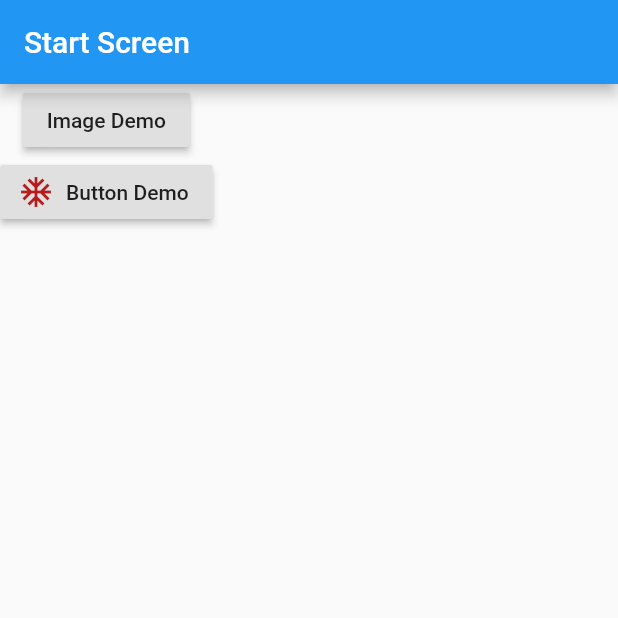
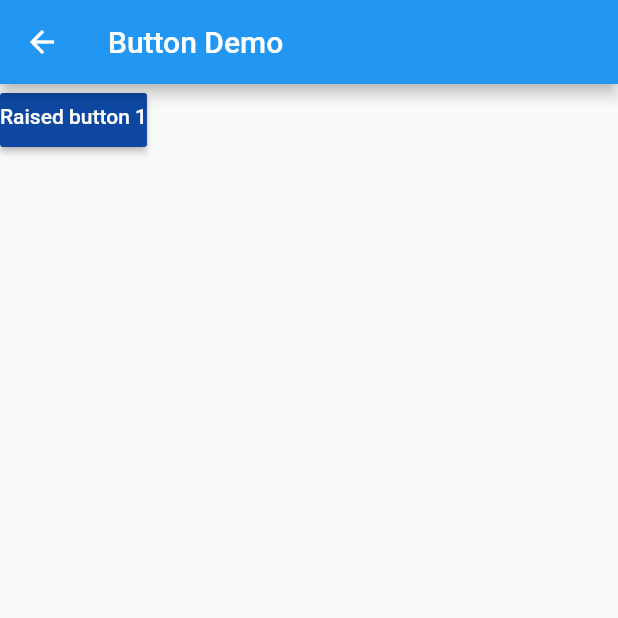
Before and after one commit to nurulakter8/map20-lesson1, a Flutter app: the screen it shows after launch, after a tap on "Button Demo", on a phone screen of 412 x 824 dp, the top half of it. Run offline on Flutter 3.47's test engine with Material 2 defaults, Android fonts, the phone set to English and light mode, and no system bars; network calls fail.

Commit message:
button demo commit

```diff
--- a/lib/main.dart
+++ b/lib/main.dart
@@ -1,4 +1,5 @@
 import 'package:flutter/material.dart';
+import 'package:lesson1/screens/buttondemo_screen.dart';
 import 'package:lesson1/screens/imagedemo_screen.dart';
 import 'package:lesson1/screens/startscreen.dart';
 
@@ -17,6 +18,7 @@ class Lesson1App extends StatelessWidget{  //StatelessWidget is a super class fo
         StartScreen.routName : (context) => StartScreen(),    // key is the string (declared as static const) and the value is the function. Will have to
                                                                                 //do that for multiple screen.
         ImageDemoScreen.routName: (context) => ImageDemoScreen(),
+        ButtonDemoScreen.routeName: (context) => ButtonDemoScreen(),
         },
     );
 
--- /dev/null
+++ b/lib/screens/buttondemo_screen.dart
@@ -0,0 +1,28 @@
+import 'package:flutter/material.dart';
+
+class ButtonDemoScreen extends StatelessWidget {
+  static const routeName = '/buttonDemoScreen';
+
+  @override
+  Widget build(BuildContext context) {
+    return Scaffold(
+      appBar: AppBar(
+        title: Text('Button Demo'),
+      ),
+      body: Column(children: <Widget>[
+        RaisedButton(
+          onPressed: () {
+            print('rasied button1 is pressed');
+          },
+          child: Text('Raised button 1'),
+          color: Colors.blue[900],
+          textColor: Colors.white,
+          splashColor: Colors.blue[100],
+          padding: EdgeInsets.only(// means how much space you want to put in the box
+              top: 5.0,
+              bottom: 10.0),
+        ),
+      ]),
+    );
+  }
+}
--- a/lib/screens/imagedemo_screen.dart
+++ b/lib/screens/imagedemo_screen.dart
@@ -16,6 +16,12 @@ class ImageDemoScreen extends StatelessWidget {
           Container(color: Colors.blue, height: 200.0, child: Image.network(
               //Image.network provides to add link for image
               'https://m.media-amazon.com/images/I/51pl3By7R+L._AC_UY218_.jpg')),
+          Icon(
+            // display Icon since we used Listview and it has several widgets
+            Icons.battery_alert,
+            color: Colors.red,
+            size: 100,
+          ),
           Container(
             color: Colors.grey,
             height: 300.0,
@@ -25,7 +31,8 @@ class ImageDemoScreen extends StatelessWidget {
           Container(
             color: Colors.black,
             height: 300,
-            child: Image.asset('images/img1.jpeg'),   // Image.asset we can display from the device
+            child: Image.asset(
+                'images/img1.jpeg'), // Image.asset we can display from the device
           ),
         ],
       ),
--- a/lib/screens/startscreen.dart
+++ b/lib/screens/startscreen.dart
@@ -1,4 +1,5 @@
 import 'package:flutter/material.dart';
+import 'package:lesson1/screens/buttondemo_screen.dart';
 import 'package:lesson1/screens/imagedemo_screen.dart';
 
 class StartScreen extends StatelessWidget {
@@ -22,7 +23,7 @@ class StartScreen extends StatelessWidget {
             // we can use => when we only have one statement. Don't need to use curly brace
           ),
           RaisedButton.icon(
-            onPressed: () {print ('button demo');},
+            onPressed: () => Navigator.pushNamed(context, ButtonDemoScreen.routeName),
             icon: Icon(Icons.ac_unit, color: Colors.red[900],),       // there are more under flutter Icon API
             label: Text('Button Demo'),
           )
```
